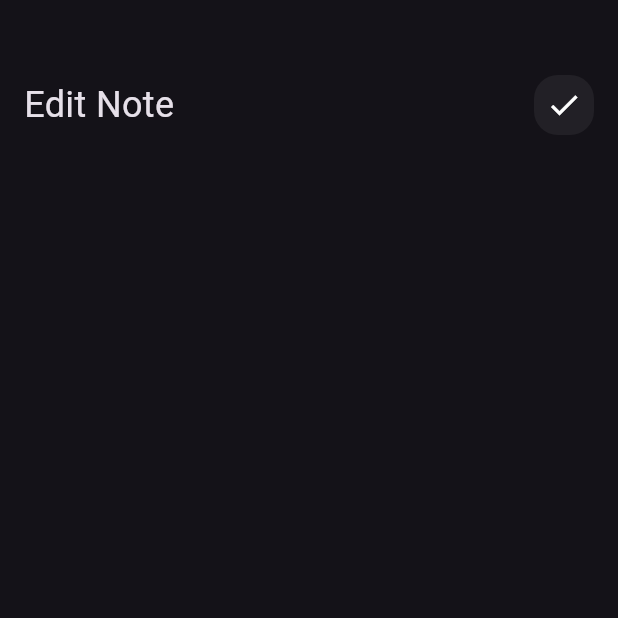
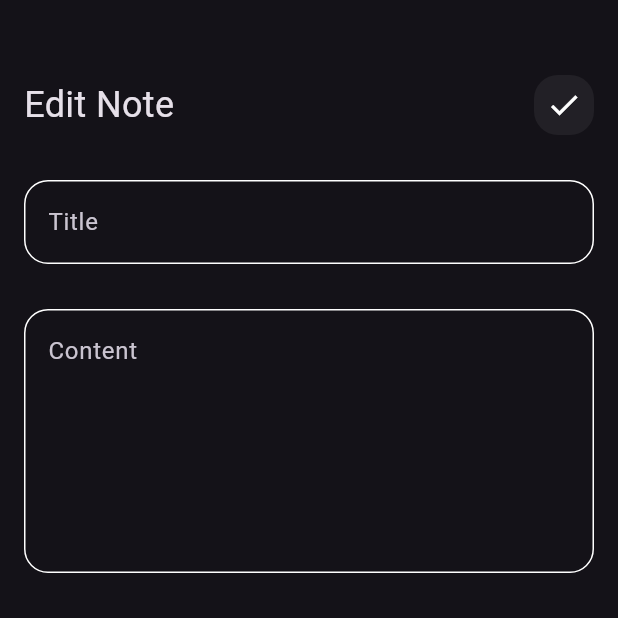
Before and after one commit to Abdallah-2003/notes-app, a Flutter app: the EditNoteView screen opened directly, on a phone screen of 412 x 824 dp, the top half of it. Run offline on Flutter 3.47's test engine with Material 3 defaults, Android fonts, the phone set to English and light mode, and no system bars.

Commit message:
finish edit note view ui

```diff
--- a/lib/widgets/edit_note_view_body.dart
+++ b/lib/widgets/edit_note_view_body.dart
@@ -1,5 +1,6 @@
 import 'package:flutter/material.dart';
 import 'package:notes_app/widgets/custom_appbar.dart';
+import 'package:notes_app/widgets/custom_text_field.dart';
 
 class EditNoteViewBody extends StatelessWidget {
   const EditNoteViewBody({super.key});
@@ -17,7 +18,19 @@ class EditNoteViewBody extends StatelessWidget {
             title: 'Edit Note',
             icon: Icons.check,
           ),
-
+          SizedBox(
+            height: 30,
+          ),
+          CustomTextField(
+            hint: 'Title'
+          ),
+          SizedBox(
+            height: 30,
+          ),
+          CustomTextField(
+            hint: 'Content',
+            maxlines: 6,
+          ),
         ],
       ),
     );
```
